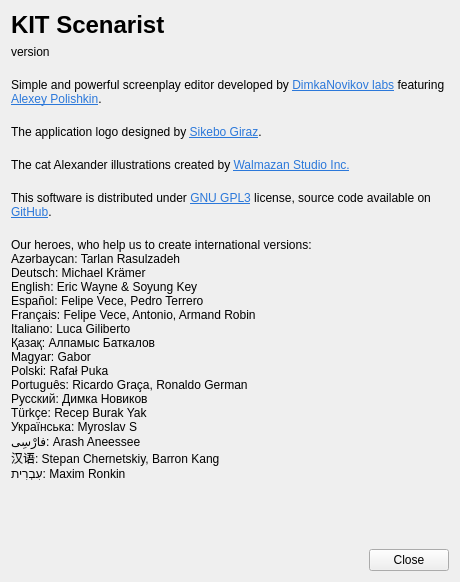
dimkanovikov/KITScenarist, file src/bin/scenarist-desktop/UserInterfaceLayer/Application/AboutDialog.ui: the form before one commit.
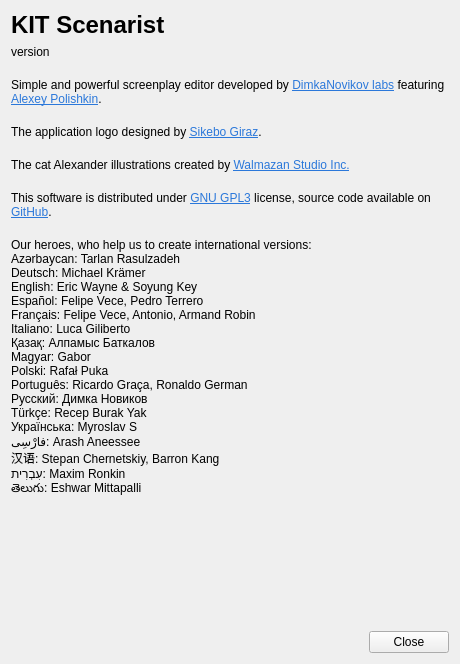
The form after the commit.

Patch:
```diff
--- a/src/bin/scenarist-desktop/UserInterfaceLayer/Application/AboutDialog.ui
+++ b/src/bin/scenarist-desktop/UserInterfaceLayer/Application/AboutDialog.ui
@@ -7,7 +7,7 @@
     <x>0</x>
     <y>0</y>
     <width>460</width>
-    <height>582</height>
+    <height>664</height>
    </rect>
   </property>
   <property name="minimumSize">
@@ -161,6 +161,7 @@
 فارْسِى: Arash Aneessee
 汉语: Stepan Chernetskiy, Barron Kang
 עִבְרִית: Maxim Ronkin
+తెలుగు: Eshwar Mittapalli
 </string>
      </property>
      <property name="wordWrap">
```
